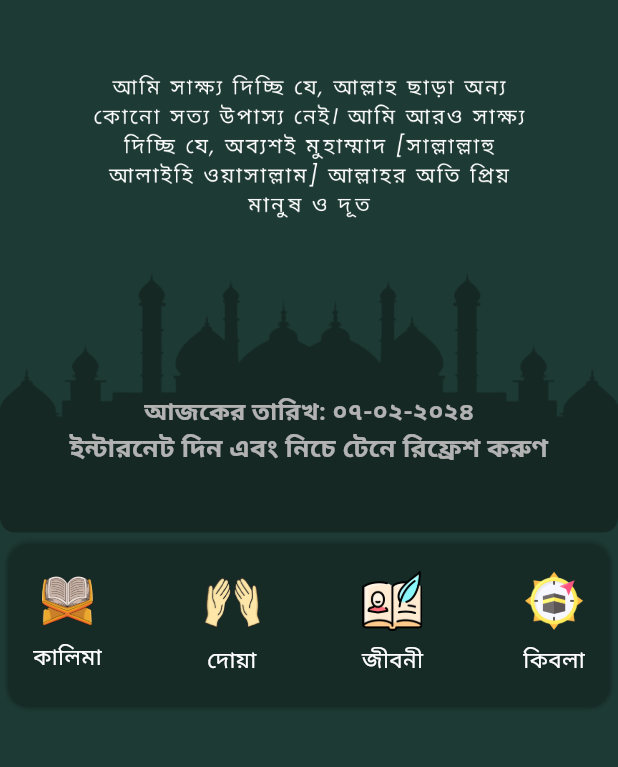
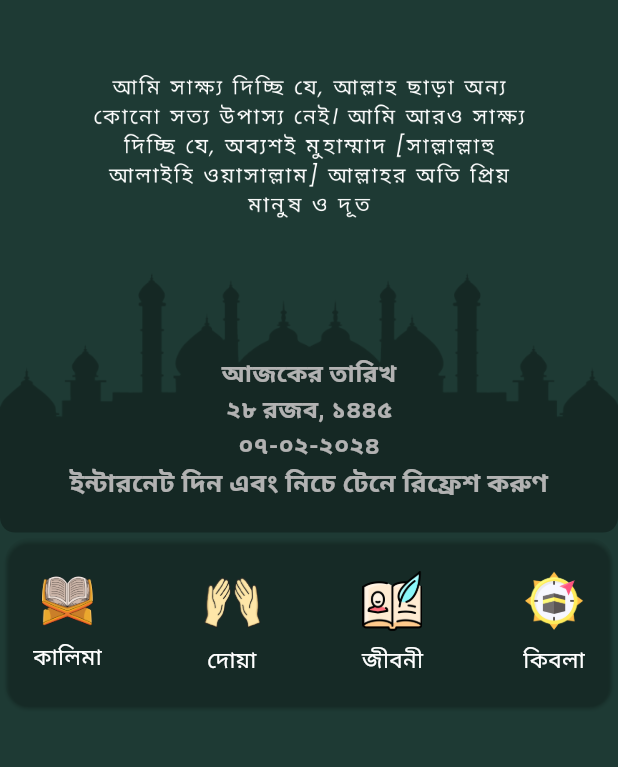
Before and after one commit to SadakatulShakil/Hadis_Collection, a Flutter app: the screen it shows after launch, on a phone screen of 412 x 824 dp, the part 66-833 px from its top. Run offline on Flutter 3.47's test engine with Material 3 defaults, Android fonts, the phone set to English and light mode, and no system bars; drawn by our look-alikes of carousel_slider; our stand-ins replace flutter_svg, geolocator, get, hijri, sqflite; missing offline and left inert: flutter_qiblah; accounts and stored records are empty; network calls fail.

Commit message:
arabic month added to app home

```diff
--- a/lib/screens/home/home_screen.dart
+++ b/lib/screens/home/home_screen.dart
@@ -1,7 +1,5 @@
-import 'dart:math';
 import 'package:al_hadith/data/helper/prayer_time_provider.dart';
 import 'package:intl/intl.dart';
-import 'package:http/http.dart' as http;
 import 'package:provider/provider.dart';
 import 'package:al_hadith/screens/dua/dua_screen.dart';
 import 'package:al_hadith/screens/home/widget/banners_view.dart';
@@ -14,6 +12,9 @@ import '../../data/model/books_model.dart';
 import '../../data/model/prayer_timing_model.dart';
 import '../biography/biography_screen.dart';
 import '../kalima/kalima_screen.dart';
+import 'package:hijri/digits_converter.dart';
+import 'package:hijri/hijri_array.dart';
+import 'package:hijri/hijri_calendar.dart';
 
 class HomeScreen extends StatefulWidget {
   @override
@@ -23,6 +24,7 @@ class HomeScreen extends StatefulWidget {
 class _HomeScreenState extends State<HomeScreen> {
   List<BooksDataModel> _booksDataList = [];
   String formattedDate = 'Demo date';
+  String formattedDate_ar = 'Demo date';
 
   @override
   void initState() {
@@ -55,6 +57,27 @@ class _HomeScreenState extends State<HomeScreen> {
 
     return banglaNumber;
   }
+  String convertArabicMonthToBangla(String arabicMonth) {
+    // Map of Arabic month names to Bangla month names
+    Map<String, String> monthMapping = {
+      '1': 'মুহররম',
+      '2': 'সফর',
+      '3': 'রবিউল আউয়াল',
+      '4': ' রবিউছ ছানি',
+      '5': 'জামাদিউল আউয়াল',
+      '6': 'জামাদিউছ ছানি',
+      '7': 'রজব',
+      '8': ' শা’বান',
+      '9': 'রমজান',
+      '10': 'শাওয়াল',
+      '11': ' জিল কাইদাহ',
+      '12': 'জিল হজ্জ',
+    };
+
+    // Replace Arabic month name with Bangla month name
+    return monthMapping[arabicMonth] ?? arabicMonth;
+  }
+
 
   Future<dynamic> _getPrayerData() async {
     PrayerTiming? prayerData;
@@ -62,6 +85,18 @@ class _HomeScreenState extends State<HomeScreen> {
     // Format the date in the desired format
     formattedDate = DateFormat('dd-MM-yyyy').format(currentDate);
 
+    var _today = HijriCalendar.now();
+    print('year: '+_today.hYear.toString()); // 1439
+    print('month: '+_today.hMonth.toString()); // 9
+    print('day: '+_today.hDay.toString()); // 14
+    print('day name: '+_today.getDayName().toString()); // 14
+    // Get month length in days
+    print(_today.lengthOfMonth); // 30 days
+    print('date: '+_today.toFormat("MMMM dd yyyy"));
+    String day = convertToBanglaNumber(_today.hDay.toString());
+    String month = convertArabicMonthToBangla(_today.hMonth.toString());
+    String year = convertToBanglaNumber(_today.hYear.toString());
+    formattedDate_ar = '$day $month, $year';
     final prayerProvider = Provider.of<PrayerTimeProvider>(context, listen: false);
     await prayerProvider.getPrayerData(context, formattedDate);
     setState((){
@@ -109,8 +144,8 @@ class _HomeScreenState extends State<HomeScreen> {
       );
 
       if (parsedPrayerTime.isAfter(currentTime)) {
-        String formattedPrayerTime = DateFormat('hh:mm a').format(parsedPrayerTime);
-        return '${prayerName[i]} : ${convertToBanglaNumber(formattedPrayerTime)}';
+        String formattedPrayerTime = DateFormat('hh:mm').format(parsedPrayerTime);
+        return '${prayerName[i]} : ${convertToBanglaNumber(formattedPrayerTime)} মি.';
       }
     }
 
@@ -140,12 +175,22 @@ class _HomeScreenState extends State<HomeScreen> {
                 Stack(
                   children: [
                     Positioned(
-                      top: 80,
+                      top: 55,
                       left: 40,
                       right: 40,
                       child: Column(
                         children: [
-                          Text('আজকের তারিখ: ${convertToBanglaNumber(formattedDate)}',
+                          Text('আজকের তারিখ',
+                            style: TextStyle(
+                                color: Colors.white,
+                                fontWeight: FontWeight.w600,
+                                fontSize: 16 / MediaQuery.of(context).textScaleFactor),),
+                          Text(formattedDate_ar,
+                            style: TextStyle(
+                                color: Colors.white,
+                                fontWeight: FontWeight.w600,
+                                fontSize: 16 / MediaQuery.of(context).textScaleFactor),),
+                          Text('${convertToBanglaNumber(formattedDate)}',
                             style: TextStyle(
                                 color: Colors.white,
                                 fontWeight: FontWeight.w600,
--- a/pubspec.yaml
+++ b/pubspec.yaml
@@ -59,6 +59,7 @@ dev_dependencies:
   intl: ^0.19.0
   http: ^1.1.0
   provider: ^6.0.5
+  hijri: ^3.0.0
 
 
 flutter_launcher_icons:
```
Also changed, not shown: pubspec.lock, 1 other file.
